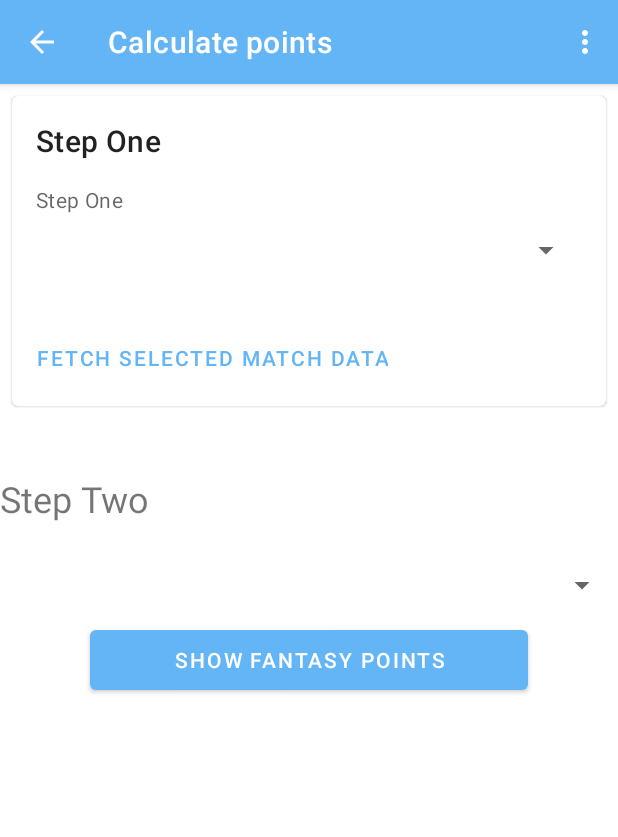
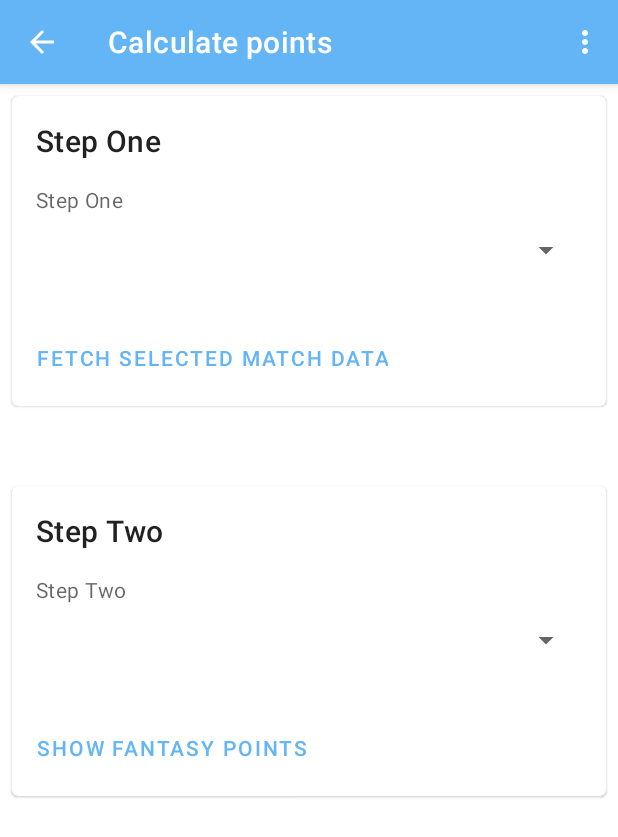
Before and after one commit to ringpisolve/CricFantasy, an Android app: the screen it shows after launch (AddMatchActivity), on a phone screen of 412 x 824 dp. Shown: the top 837 px of the screen. Run offline under Robolectric (Android 15) with nearby library versions, the phone set to English and light mode, and no system bars; our stand-ins replace Firebase (no records; nobody signed in at launch, a user with empty details on screens opened directly).

Commit message:
More UI polishing

```diff
--- a/app/src/main/res/layout/sample_main.xml
+++ b/app/src/main/res/layout/sample_main.xml
@@ -79,7 +79,6 @@
         </LinearLayout>
 
     </com.google.android.material.card.MaterialCardView>
-
     <TextView
         android:id="@+id/data_text"
         android:layout_width="172dp"
@@ -87,12 +86,39 @@
         android:layout_gravity="center"
         android:textColor="@color/green"
         android:freezesText="true" />
+    <com.google.android.material.card.MaterialCardView
+        android:id="@+id/card2"
+        android:layout_width="match_parent"
+        android:layout_height="wrap_content"
+        android:layout_margin="8dp">
+
+        <LinearLayout
+            android:layout_width="match_parent"
+            android:layout_height="wrap_content"
+            android:orientation="vertical">
+
+            <!-- Media -->
+            <LinearLayout
+                android:layout_width="match_parent"
+                android:layout_height="wrap_content"
+                android:orientation="vertical"
+                android:padding="16dp">
+
+                <!-- Title, secondary and supporting text -->
                 <TextView
-        android:id="@+id/step_two"
-        android:layout_width="match_parent"
-        android:layout_height="50dp"
-        android:textSize="24sp"
+                    android:layout_width="wrap_content"
+                    android:layout_height="wrap_content"
                     android:text="@string/step_two"
+                    android:textAppearance="?attr/textAppearanceHeadline6"
+                    />
+
+                <TextView
+                    android:layout_width="wrap_content"
+                    android:layout_height="wrap_content"
+                    android:layout_marginTop="16dp"
+                    android:text="@string/step_two"
+                    android:textAppearance="?attr/textAppearanceBody2"
+                    android:textColor="?android:attr/textColorSecondary"
                     />
                 <Spinner
                     android:id="@+id/spinner2"
@@ -100,19 +126,34 @@
                     android:layout_height="48dp"
                     />
 
-    <Button
+            </LinearLayout>
+
+            <!-- Buttons -->
+            <LinearLayout
+                android:layout_width="wrap_content"
+                android:layout_height="wrap_content"
+                android:layout_margin="8dp"
+                android:orientation="horizontal">
+                <com.google.android.material.button.MaterialButton
                     android:id="@+id/cal_points"
-        android:layout_width="292dp"
-        android:layout_height="52dp"
-        android:layout_gravity="center"
-        android:text="@string/show_fantasy_points" />
+                    android:layout_width="wrap_content"
+                    android:layout_height="wrap_content"
+                    android:layout_marginEnd="8dp"
+                    android:text="@string/show_fantasy_points"
+                    style="?attr/borderlessButtonStyle"
+                    />
+            </LinearLayout>
+
+        </LinearLayout>
+
+    </com.google.android.material.card.MaterialCardView>
+
+
 
     <TextView
         android:id="@+id/points"
         android:layout_width="match_parent"
         android:layout_height="48dp"
-
-
         />
 
 </LinearLayout>
```
Lines whose indentation alone changed are shown as unchanged.
